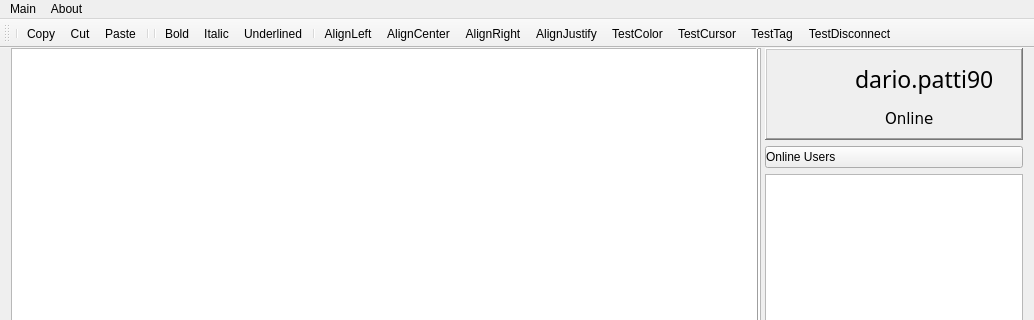
Before: the Qt Designer form qt_project_gui/forms/mainwindow.ui in Grain0fSand/cooperative-online-text-editor, drawn with Qt 5; both pictures show x 0 to 1034 and y 0 to 320 of the 1034 by 691 pixel window.
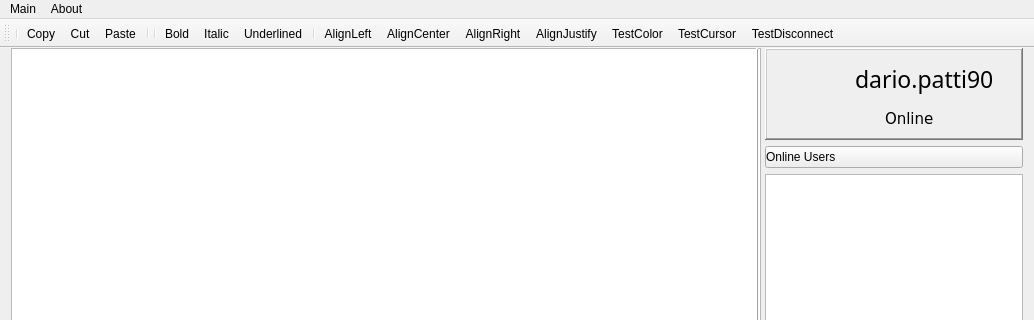
After: the same form once the commit is applied. Icons and pictures are not drawn. Custom widgets are drawn as their Qt base class.

Diff of the .ui file:
```diff
--- a/qt_project_gui/forms/mainwindow.ui
+++ b/qt_project_gui/forms/mainwindow.ui
@@ -399,7 +399,6 @@
    <addaction name="actionAlignJustify"/>
    <addaction name="actionTestColor"/>
    <addaction name="actionTestCursor"/>
-   <addaction name="actionTestTag"/>
    <addaction name="actionTestDisconnect"/>
   </widget>
   <widget class="QStatusBar" name="statusBar">
@@ -570,11 +569,6 @@
     <string>TestCursor</string>
    </property>
   </action>
-  <action name="actionTestTag">
-   <property name="text">
-    <string>TestTag</string>
-   </property>
-  </action>
   <action name="actionTestDisconnect">
    <property name="text">
     <string>TestDisconnect</string>
```
